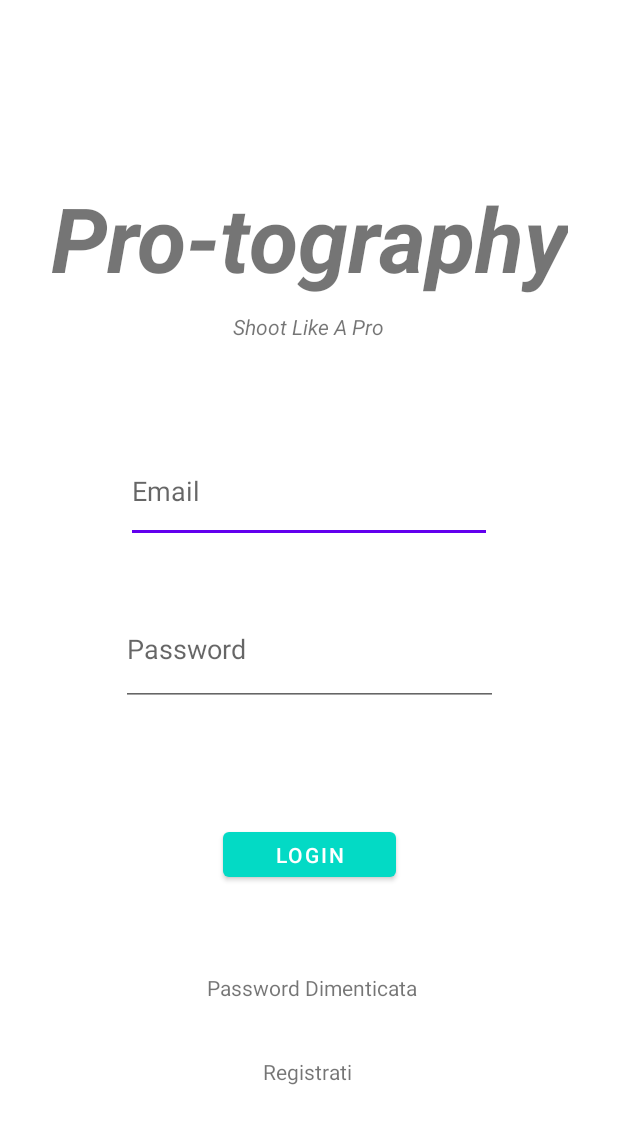
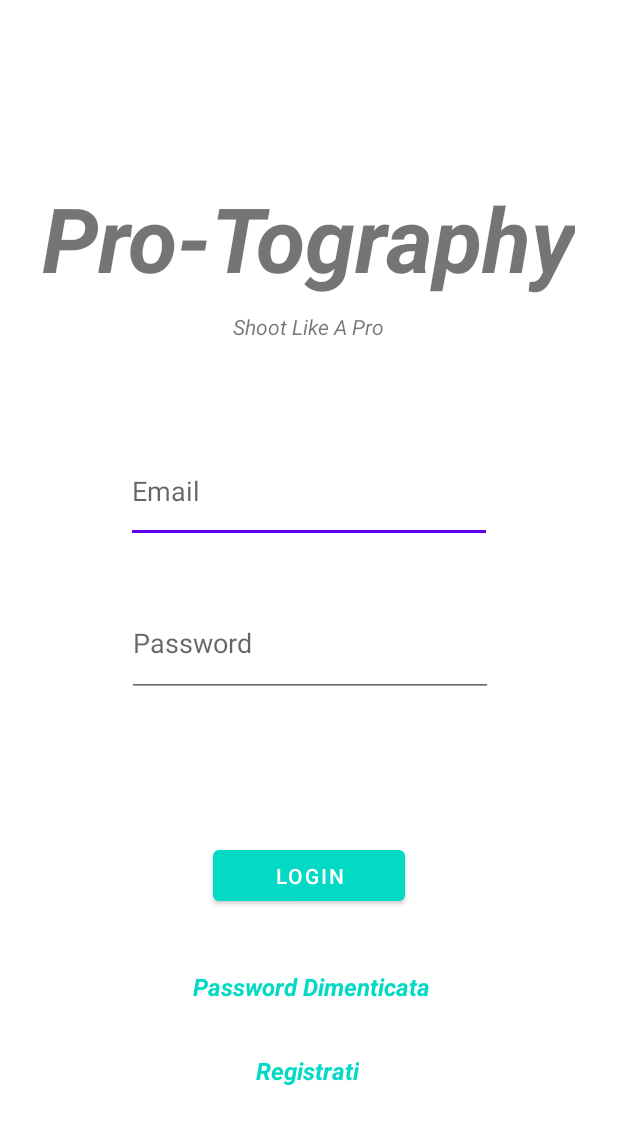
Before and after one commit to JACKLME96/Protography, an Android app: the screen it shows after launch (LoginActivity), on a phone screen of 412 x 824 dp. Shown: the top 1124 px of the screen. Run offline under Robolectric (Android 15) with nearby library versions, the phone set to English and light mode, and no system bars; our stand-ins replace Firebase (no records; nobody signed in at launch, a user with empty details on screens opened directly).

Commit message:
Modifiche su Activity UserRegistration e Login
Fix grafici, e modificato il banner che permetteva di bypassare la meccanica di Login. Aggiunta di una progressBar in fase di Login.

```diff
--- a/app/src/main/java/com/example/protography/ForgotPassword.java
+++ b/app/src/main/java/com/example/protography/ForgotPassword.java
@@ -62,10 +62,10 @@ public class ForgotPassword extends AppCompatActivity {
                     @Override
                     public void onComplete(@NonNull @NotNull Task<Void> task) {
                         if(task.isSuccessful()){
-                            Toast.makeText(ForgotPassword.this, "Controlla la mail per il reset della password", Toast.LENGTH_LONG).show();
+                            Toast.makeText(ForgotPassword.this, "Controllare la mail per il reset della password.", Toast.LENGTH_LONG).show();
                         }
                         else
-                            Toast.makeText(ForgotPassword.this, "Errore, riprova", Toast.LENGTH_LONG).show();
+                            Toast.makeText(ForgotPassword.this, "Errore durante il recupero della password. Ricontrollare i dati.", Toast.LENGTH_LONG).show();
                     }
                 });
 
--- a/app/src/main/java/com/example/protography/LoginActivity.java
+++ b/app/src/main/java/com/example/protography/LoginActivity.java
@@ -27,6 +27,7 @@ public class LoginActivity extends AppCompatActivity implements View.OnClickList
     private Button signIn;
 
     private FirebaseAuth mAuth;
+    private ProgressBar progressBar;
 
     @Override
     protected void onCreate(Bundle savedInstanceState) {
@@ -41,6 +42,9 @@ public class LoginActivity extends AppCompatActivity implements View.OnClickList
 
         editTextEmail = (EditText) findViewById(R.id.emailAddress);
         editTextPassword = (EditText) findViewById(R.id.password);
+
+        progressBar = (ProgressBar) findViewById(R.id.progressBar2);
+        progressBar.setVisibility(View.GONE);
 
         mAuth = FirebaseAuth.getInstance();
         forgotPassword =(TextView)findViewById(R.id.forgotPassword);
@@ -73,7 +77,7 @@ public class LoginActivity extends AppCompatActivity implements View.OnClickList
             return;
         }
         if(!Patterns.EMAIL_ADDRESS.matcher(email).matches()){
-            editTextEmail.setError("Email non valida");
+            editTextEmail.setError("Email non valida. Utente non registrato.");
             editTextEmail.requestFocus();
             return;
         }
@@ -86,16 +90,23 @@ public class LoginActivity extends AppCompatActivity implements View.OnClickList
             editTextPassword.setError("Lunghezza minima psw non soddisfatta");
             editTextPassword.requestFocus();
             return;
+
         }
+
+        progressBar.setVisibility(View.VISIBLE);
+
 
         mAuth.signInWithEmailAndPassword(email,password).addOnCompleteListener(new OnCompleteListener<AuthResult>() {
             @Override
             public void onComplete(@NonNull @NotNull Task<AuthResult> task) {
+                //Login avvenuto con successo
                 if(task.isSuccessful()){
                     startActivity(new Intent(LoginActivity.this, MainActivity.class));
+                    progressBar.setVisibility(View.GONE);
                 }
+                //Login Fallito, credenziali errate
                 else
-                    Toast.makeText(LoginActivity.this, "login fallito, controlla i dati inseriti.", Toast.LENGTH_SHORT).show();
+                    Toast.makeText(LoginActivity.this, "Login fallito, controlla i dati inseriti.", Toast.LENGTH_SHORT).show();
             }
         });
     }
--- a/app/src/main/res/layout/activity_login.xml
+++ b/app/src/main/res/layout/activity_login.xml
@@ -10,11 +10,12 @@
         android:id="@+id/banner"
         android:layout_width="wrap_content"
         android:layout_height="wrap_content"
-        android:text="Pro-tography"
+        android:text="Pro-Tography"
         android:textSize="60sp"
         android:textStyle="bold|italic"
         app:layout_constraintBottom_toBottomOf="parent"
         app:layout_constraintEnd_toEndOf="parent"
+        app:layout_constraintHorizontal_bias="0.492"
         app:layout_constraintStart_toStartOf="parent"
         app:layout_constraintTop_toTopOf="parent"
         app:layout_constraintVertical_bias="0.159" />
@@ -36,14 +37,14 @@
 
     <Button
         android:id="@+id/button"
-        android:layout_width="115dp"
-        android:layout_height="42dp"
+        android:layout_width="128dp"
+        android:layout_height="46dp"
         android:text="Login"
         app:layout_constraintBottom_toBottomOf="parent"
         app:layout_constraintEnd_toEndOf="parent"
         app:layout_constraintStart_toStartOf="parent"
         app:layout_constraintTop_toTopOf="parent"
-        app:layout_constraintVertical_bias="0.702" />
+        app:layout_constraintVertical_bias="0.721" />
 
     <EditText
         android:id="@+id/emailAddress"
@@ -60,22 +61,27 @@
 
     <EditText
         android:id="@+id/password"
-        android:layout_width="251dp"
-        android:layout_height="76dp"
+        android:layout_width="244dp"
+        android:layout_height="72dp"
         android:ems="10"
         android:hint="Password"
         android:inputType="textPassword"
         app:layout_constraintBottom_toBottomOf="parent"
         app:layout_constraintEnd_toEndOf="parent"
+        app:layout_constraintHorizontal_bias="0.502"
         app:layout_constraintStart_toStartOf="parent"
         app:layout_constraintTop_toTopOf="parent"
-        app:layout_constraintVertical_bias="0.528" />
+        app:layout_constraintVertical_bias="0.522" />
 
     <TextView
         android:id="@+id/forgotPassword"
         android:layout_width="wrap_content"
         android:layout_height="wrap_content"
+        android:lineSpacingExtra="20sp"
         android:text="Password Dimenticata"
+        android:textColor="#FF03DAC5"
+        android:textSize="16sp"
+        android:textStyle="bold|italic"
         app:layout_constraintBottom_toBottomOf="parent"
         app:layout_constraintEnd_toEndOf="parent"
         app:layout_constraintHorizontal_bias="0.507"
@@ -88,10 +94,25 @@
         android:layout_width="wrap_content"
         android:layout_height="wrap_content"
         android:text="Registrati"
+        android:textColor="#FF03DAC5"
+        android:textSize="16sp"
+        android:textStyle="bold|italic"
         app:layout_constraintBottom_toBottomOf="parent"
         app:layout_constraintEnd_toEndOf="parent"
         app:layout_constraintHorizontal_bias="0.498"
         app:layout_constraintStart_toStartOf="parent"
         app:layout_constraintTop_toTopOf="parent"
         app:layout_constraintVertical_bias="0.876" />
+
+    <ProgressBar
+        android:id="@+id/progressBar2"
+        style="?android:attr/progressBarStyle"
+        android:layout_width="wrap_content"
+        android:layout_height="wrap_content"
+        app:layout_constraintBottom_toBottomOf="parent"
+        app:layout_constraintEnd_toEndOf="parent"
+        app:layout_constraintHorizontal_bias="0.498"
+        app:layout_constraintStart_toStartOf="parent"
+        app:layout_constraintTop_toTopOf="parent"
+        app:layout_constraintVertical_bias="0.631" />
 </androidx.constraintlayout.widget.ConstraintLayout>
```
Also changed, not shown: app/src/main/java/com/example/protography/UserRegistration.java (+5 -4 lines), app/src/main/res/layout/activity_user_registration.xml (+8 -9 lines).
